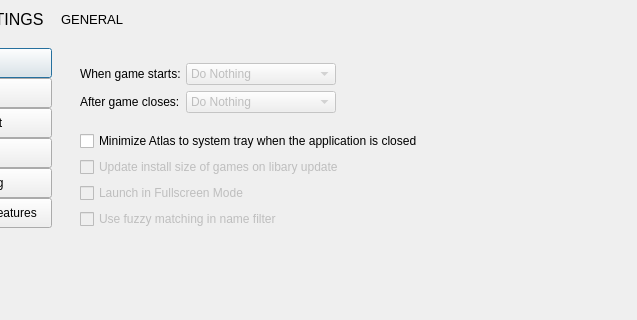
The window that atlas/ui/dialog/SettingsDialog.ui (KJNeko/Atlas) describes before a commit, drawn with Qt 5; both pictures show x 99 to 736 and y 0 to 320 of the 1169 by 730 pixel window.
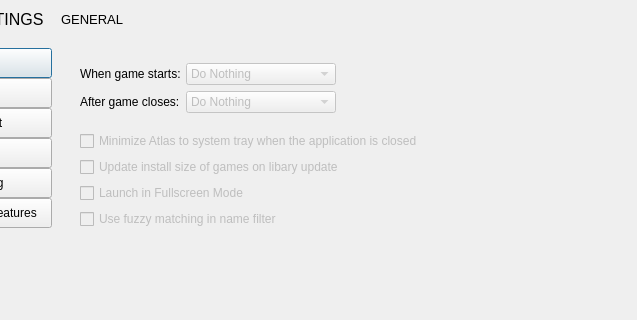
The same window after the commit. The open tabs and pages were chosen to show the change. Icons and pictures are not drawn.

Commit message: finished fixing settings menu

```diff
--- a/atlas/ui/dialog/SettingsDialog.ui
+++ b/atlas/ui/dialog/SettingsDialog.ui
@@ -364,6 +364,9 @@
           </item>
           <item row="5" column="0">
            <widget class="QCheckBox" name="checkBox_2">
+            <property name="enabled">
+             <bool>false</bool>
+            </property>
             <property name="text">
              <string>Minimize Atlas to system tray when the application is closed</string>
             </property>
```
Left out of the diff: 2 changed lines with no effect on the pictures. The commit also changes 1 other file.
